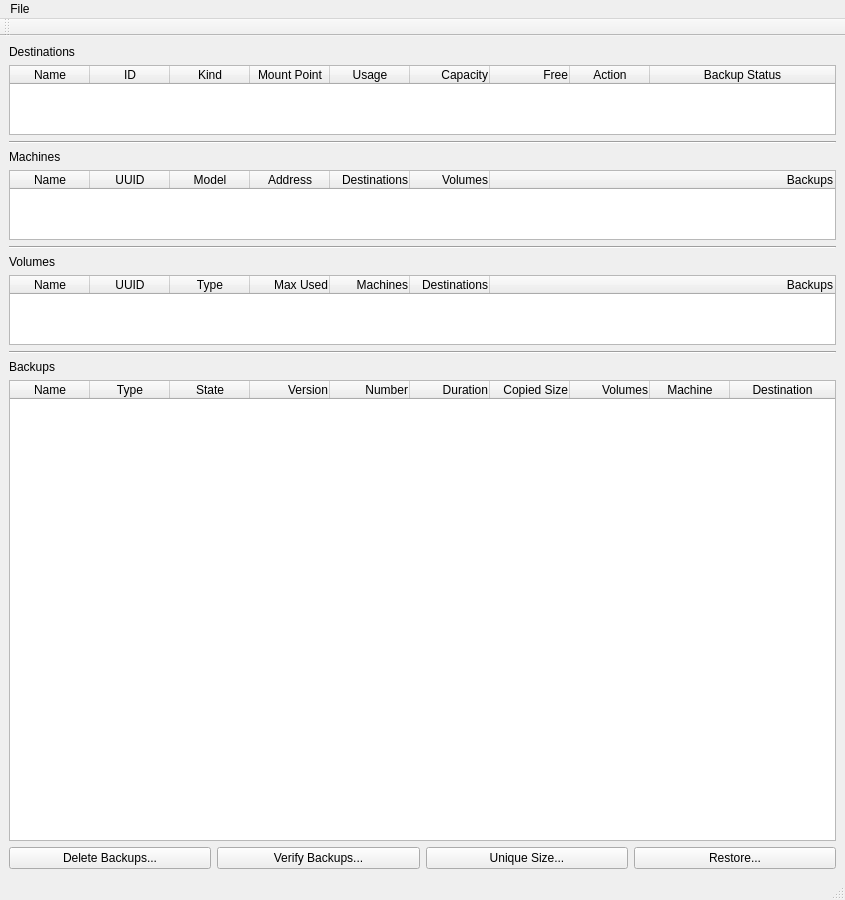
Above: mainwindow.ui from louis-langholtz/time-machine-helper before the change. Below: the same form after it.
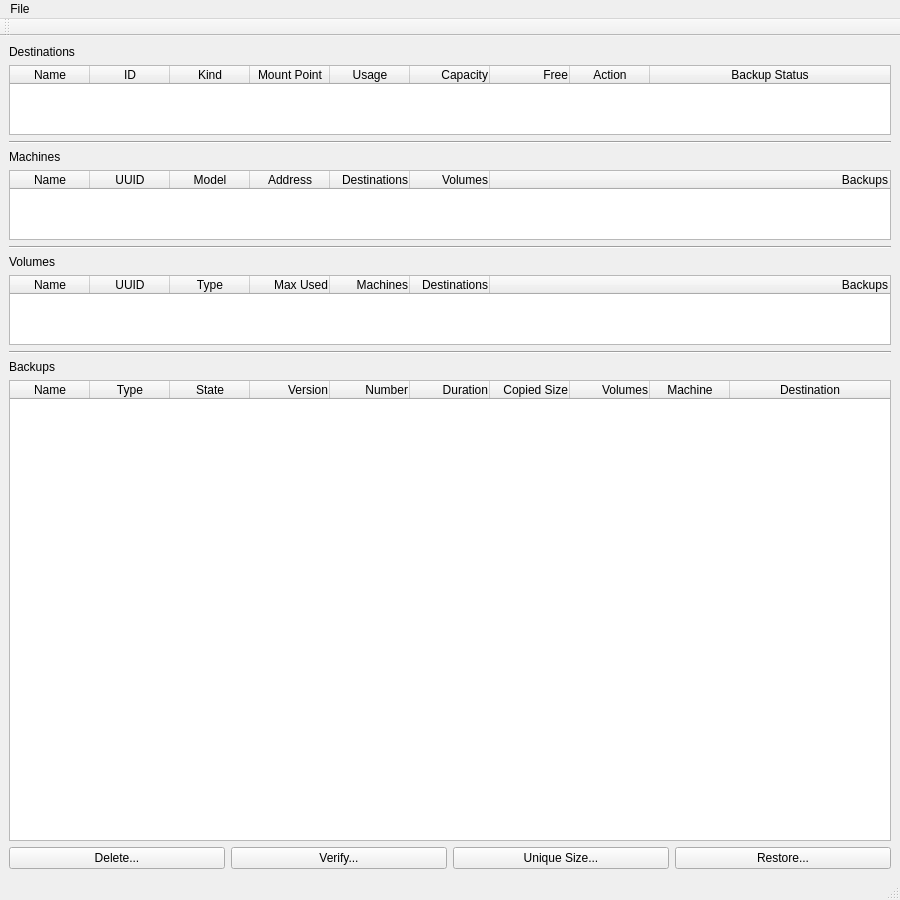
That is the form after the change.

Commit message: Increases default app width, updates tooltips & button text

Diff of the .ui file:
```diff
--- a/mainwindow.ui
+++ b/mainwindow.ui
@@ -6,7 +6,7 @@
    <rect>
     <x>0</x>
     <y>0</y>
-    <width>845</width>
+    <width>900</width>
     <height>900</height>
    </rect>
   </property>
@@ -477,7 +477,7 @@
            <string>Administrative action: deletes selected backups.</string>
           </property>
           <property name="text">
-           <string>Delete Backups...</string>
+           <string>Delete...</string>
           </property>
          </widget>
         </item>
@@ -487,7 +487,7 @@
            <string>Verifies checksums of selected backups. As admin, will allow verification of otherwise restricted components.</string>
           </property>
           <property name="text">
-           <string>Verify Backups...</string>
+           <string>Verify...</string>
           </property>
          </widget>
         </item>
@@ -522,7 +522,7 @@
     <rect>
      <x>0</x>
      <y>0</y>
-     <width>845</width>
+     <width>900</width>
      <height>24</height>
     </rect>
    </property>
```
Left out of the diff: 25 changed lines with no effect on the pictures.
